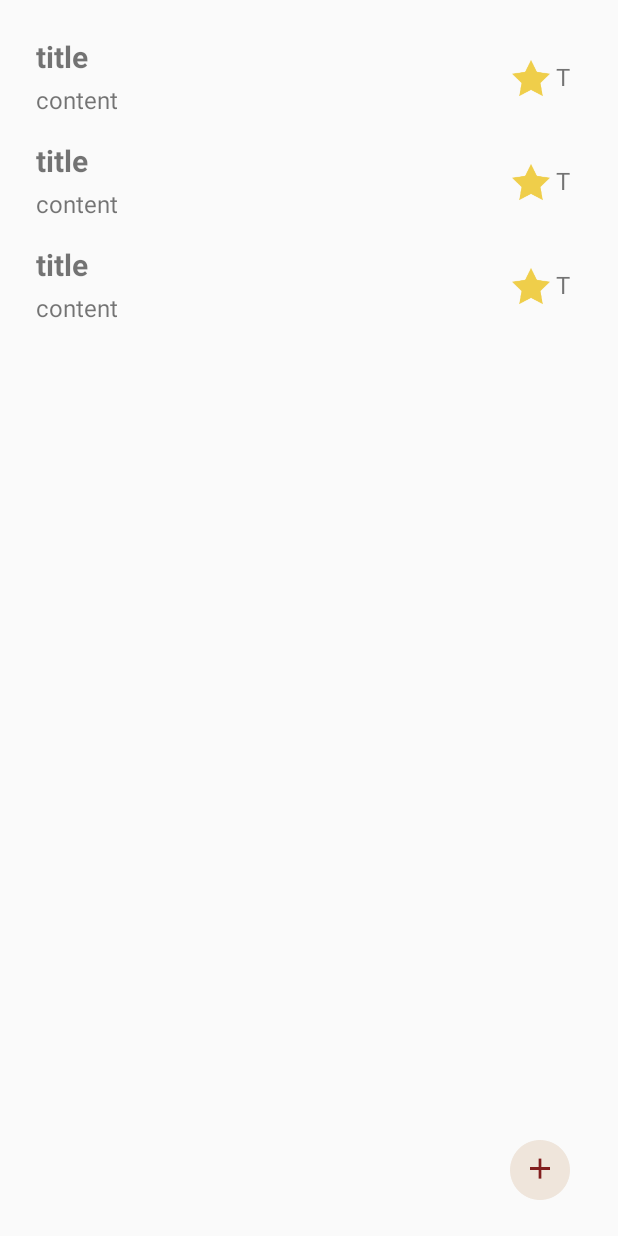
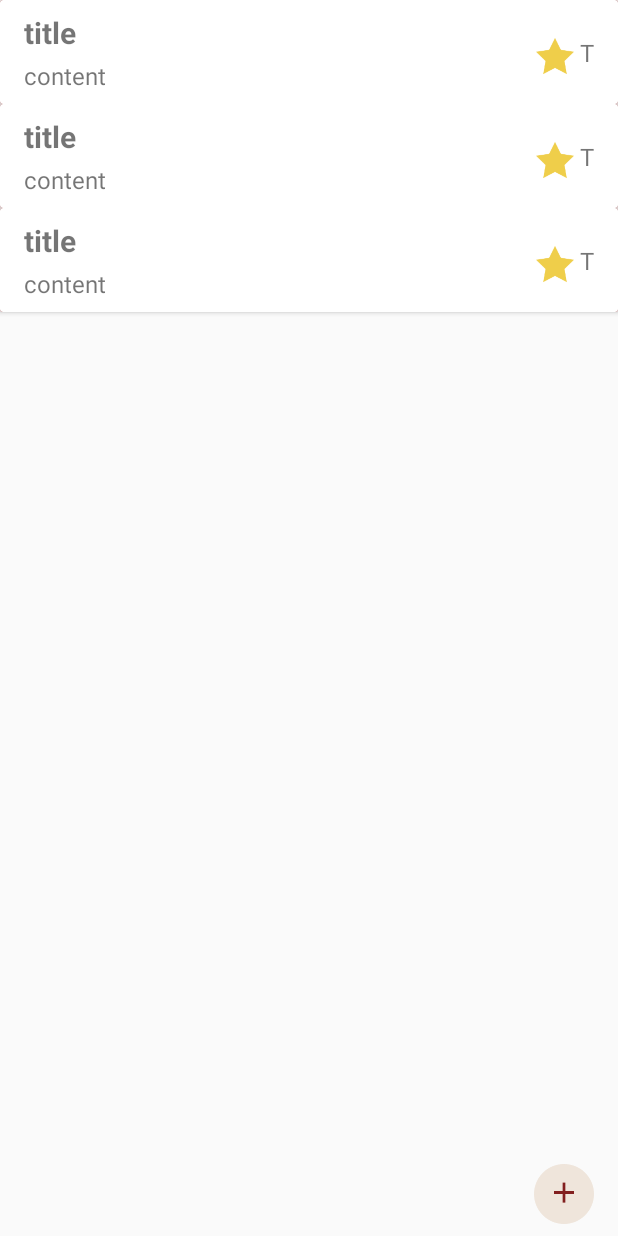
Before and after one commit to jtr860830/LifePrint-AndroidApp, an Android app: the layout fragment_notes.xml on its own in the app's theme, with its tools: preview values and no code run, on a phone screen of 412 x 824 dp. Run offline under Robolectric (Android 15) with nearby library versions, the phone set to English and light mode, and no system bars.

Commit message:
Complete note swipe to delete function

```diff
--- a/app/src/main/res/layout/fragment_notes.xml
+++ b/app/src/main/res/layout/fragment_notes.xml
@@ -18,12 +18,6 @@
             android:id="@+id/recyclerview"
             android:layout_width="0dp"
             android:layout_height="0dp"
-            android:layout_marginBottom="16dp"
-            android:layout_marginEnd="16dp"
-            android:layout_marginLeft="16dp"
-            android:layout_marginRight="16dp"
-            android:layout_marginStart="16dp"
-            android:layout_marginTop="16dp"
             app:layout_constraintBottom_toBottomOf="parent"
             app:layout_constraintEnd_toEndOf="parent"
             app:layout_constraintStart_toStartOf="parent"
@@ -37,8 +31,7 @@
             android:layout_width="40dp"
             android:layout_height="40dp"
             android:layout_marginBottom="8dp"
-            android:layout_marginEnd="32dp"
-            android:layout_marginRight="32dp"
+            android:layout_marginEnd="16dp"
             android:background="@android:color/transparent"
             android:scaleType="centerInside"
             android:src="@drawable/neweventadd"
--- a/app/src/main/res/layout/notes_item.xml
+++ b/app/src/main/res/layout/notes_item.xml
@@ -1,21 +1,50 @@
 <?xml version="1.0" encoding="utf-8"?>
-
-<android.support.constraint.ConstraintLayout
+<android.support.v7.widget.CardView
     xmlns:android="http://schemas.android.com/apk/res/android"
     xmlns:app="http://schemas.android.com/apk/res-auto"
     xmlns:tools="http://schemas.android.com/tools"
-    android:background="?android:attr/selectableItemBackground"
+    android:layout_width="match_parent"
+    android:layout_height="wrap_content">
+
+    <RelativeLayout
+        android:id="@+id/view_background"
+        android:layout_width="match_parent"
+        android:layout_height="match_parent"
+        android:background="@color/darkRed">
+
+        <ImageView
+            android:id="@+id/delete_icon"
+            android:layout_width="30dp"
+            android:layout_height="30dp"
+            android:layout_alignParentRight="true"
+            android:layout_centerVertical="true"
+            android:layout_marginRight="10dp"
+            android:src="@drawable/ic_delete_white_24dp" />
+
+        <TextView
+            android:layout_width="wrap_content"
+            android:layout_height="wrap_content"
+            android:layout_centerVertical="true"
+            android:layout_marginRight="10dp"
+            android:layout_toLeftOf="@id/delete_icon"
+            android:text="delete"
+            android:textColor="#fff"
+            android:textSize="13dp" />
+
+    </RelativeLayout>
+
+    <android.support.constraint.ConstraintLayout
+        android:id="@+id/view_foreground"
         android:layout_width="match_parent"
         android:layout_height="wrap_content"
-    android:layout_marginBottom="8dp"
-    android:layout_marginTop="8dp">
+        android:background="@color/white">
 
         <TextView
             android:id="@+id/note_title"
-        android:layout_width="wrap_content"
+            android:layout_width="0dp"
             android:layout_height="wrap_content"
-        android:layout_marginLeft="8dp"
-        android:layout_marginStart="8dp"
+            android:layout_marginStart="16dp"
+            android:layout_marginTop="8dp"
             android:gravity="center_vertical"
             android:text="title"
             android:textSize="20sp"
@@ -25,13 +54,14 @@
 
         <TextView
             android:id="@+id/note_content"
-        android:layout_width="wrap_content"
+            android:layout_width="0dp"
             android:layout_height="wrap_content"
-        android:layout_marginLeft="8dp"
-        android:layout_marginStart="8dp"
+            android:layout_marginBottom="8dp"
+            android:layout_marginStart="16dp"
             android:layout_marginTop="4dp"
             android:text="content "
             android:textSize="16sp"
+            app:layout_constraintBottom_toBottomOf="parent"
             app:layout_constraintStart_toStartOf="parent"
             app:layout_constraintTop_toBottomOf="@+id/note_title" />
 
@@ -51,11 +81,10 @@
 
         <TextView
             android:id="@+id/note_star"
-        android:layout_width="wrap_content"
+            android:layout_width="0dp"
             android:layout_height="wrap_content"
             android:layout_marginBottom="8dp"
             android:layout_marginEnd="16dp"
-        android:layout_marginRight="16dp"
             android:layout_marginTop="8dp"
             android:text="T"
             android:textSize="16sp"
@@ -63,3 +92,5 @@
             app:layout_constraintEnd_toEndOf="parent"
             app:layout_constraintTop_toTopOf="parent" />
     </android.support.constraint.ConstraintLayout>
+
+</android.support.v7.widget.CardView>
```
Also changed, not shown: app/src/main/java/com/example/user/navigation_calendar/NoteItemTouchHelper.java (added, +64 -0 lines), app/src/main/java/com/example/user/navigation_calendar/notes.java (+28 -28 lines). Lines whose indentation alone changed are shown as unchanged.
